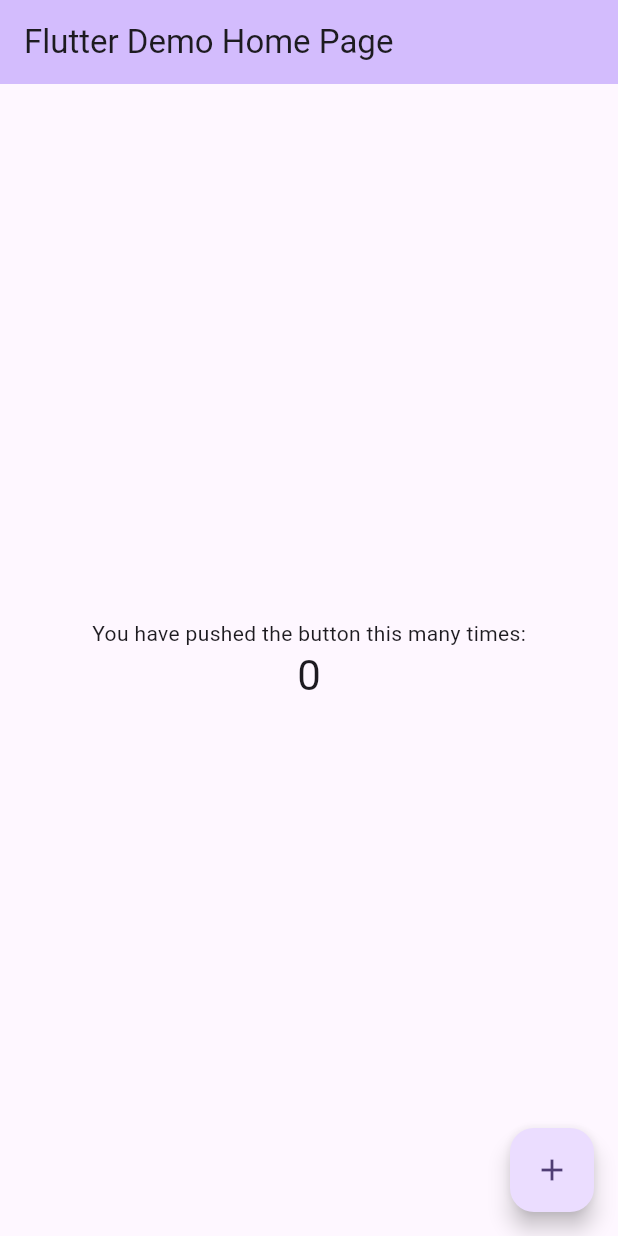
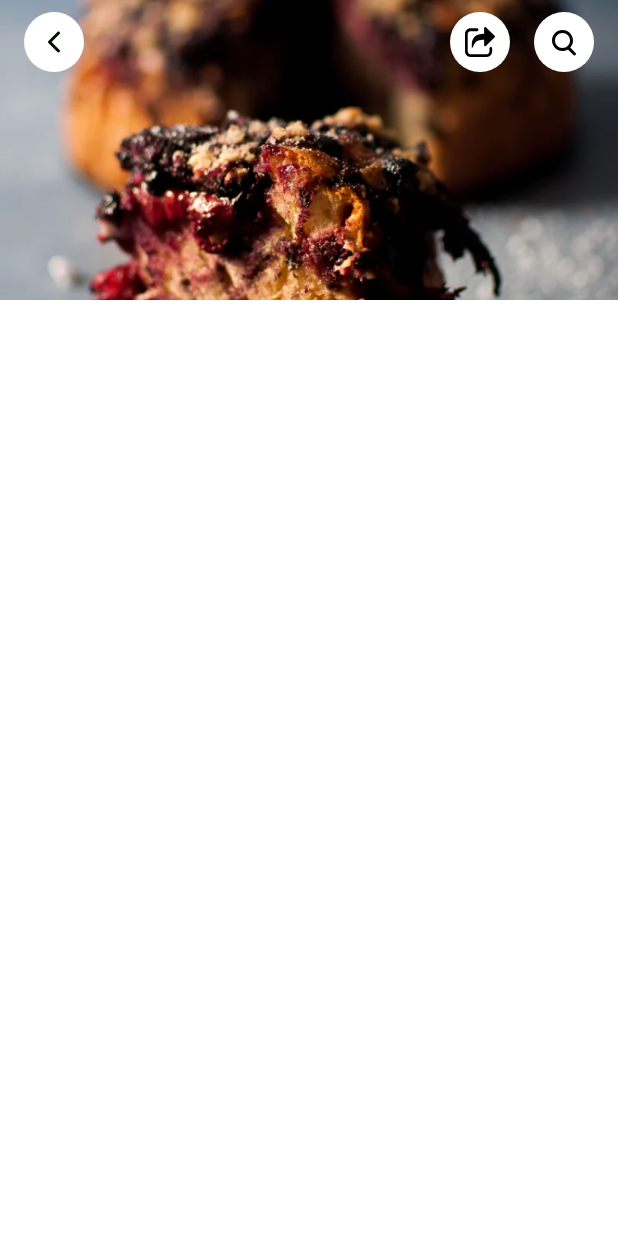
Before and after one commit to NomadHuns/Restaurant_App, a Flutter app: the screen it shows after launch, on a phone screen of 412 x 824 dp. Run offline on Flutter 3.47's test engine with Material 2 defaults, Android fonts, the phone set to English and light mode, and no system bars; our stand-ins replace flutter_svg.

Commit message:
앱바 구현

```diff
--- a/lib/main.dart
+++ b/lib/main.dart
@@ -1,125 +1,24 @@
 import 'package:flutter/material.dart';
+import 'package:restaurant/restaurant_page.dart';
 
 void main() {
   runApp(const MyApp());
 }
 
 class MyApp extends StatelessWidget {
-  const MyApp({super.key});
+  const MyApp({Key? key}) : super(key: key);
 
   // This widget is the root of your application.
   @override
   Widget build(BuildContext context) {
     return MaterialApp(
-      title: 'Flutter Demo',
+      debugShowCheckedModeBanner: false,
+      title: 'The Flutter Way',
       theme: ThemeData(
-        // This is the theme of your application.
-        //
-        // TRY THIS: Try running your application with "flutter run". You'll see
-        // the application has a blue toolbar. Then, without quitting the app,
-        // try changing the seedColor in the colorScheme below to Colors.green
-        // and then invoke "hot reload" (save your changes or press the "hot
-        // reload" button in a Flutter-supported IDE, or press "r" if you used
-        // the command line to start the app).
-        //
-        // Notice that the counter didn't reset back to zero; the application
-        // state is not lost during the reload. To reset the state, use hot
-        // restart instead.
-        //
-        // This works for code too, not just values: Most code changes can be
-        // tested with just a hot reload.
-        colorScheme: ColorScheme.fromSeed(seedColor: Colors.deepPurple),
-        useMaterial3: true,
+        scaffoldBackgroundColor: Colors.white,
+        primarySwatch: Colors.blue,
       ),
-      home: const MyHomePage(title: 'Flutter Demo Home Page'),
+      home: const RestaurantPage(),
     );
   }
 }
-
-class MyHomePage extends StatefulWidget {
-  const MyHomePage({super.key, required this.title});
-
-  // This widget is the home page of your application. It is stateful, meaning
-  // that it has a State object (defined below) that contains fields that affect
-  // how it looks.
-
-  // This class is the configuration for the state. It holds the values (in this
-  // case the title) provided by the parent (in this case the App widget) and
-  // used by the build method of the State. Fields in a Widget subclass are
-  // always marked "final".
-
-  final String title;
-
-  @override
-  State<MyHomePage> createState() => _MyHomePageState();
-}
-
-class _MyHomePageState extends State<MyHomePage> {
-  int _counter = 0;
-
-  void _incrementCounter() {
-    setState(() {
-      // This call to setState tells the Flutter framework that something has
-      // changed in this State, which causes it to rerun the build method below
-      // so that the display can reflect the updated values. If we changed
-      // _counter without calling setState(), then the build method would not be
-      // called again, and so nothing would appear to happen.
-      _counter++;
-    });
-  }
-
-  @override
-  Widget build(BuildContext context) {
-    // This method is rerun every time setState is called, for instance as done
-    // by the _incrementCounter method above.
-    //
-    // The Flutter framework has been optimized to make rerunning build methods
-    // fast, so that you can just rebuild anything that needs updating rather
-    // than having to individually change instances of widgets.
-    return Scaffold(
-      appBar: AppBar(
-        // TRY THIS: Try changing the color here to a specific color (to
-        // Colors.amber, perhaps?) and trigger a hot reload to see the AppBar
-        // change color while the other colors stay the same.
-        backgroundColor: Theme.of(context).colorScheme.inversePrimary,
-        // Here we take the value from the MyHomePage object that was created by
-        // the App.build method, and use it to set our appbar title.
-        title: Text(widget.title),
-      ),
-      body: Center(
-        // Center is a layout widget. It takes a single child and positions it
-        // in the middle of the parent.
-        child: Column(
-          // Column is also a layout widget. It takes a list of children and
-          // arranges them vertically. By default, it sizes itself to fit its
-          // children horizontally, and tries to be as tall as its parent.
-          //
-          // Column has various properties to control how it sizes itself and
-          // how it positions its children. Here we use mainAxisAlignment to
-          // center the children vertically; the main axis here is the vertical
-          // axis because Columns are vertical (the cross axis would be
-          // horizontal).
-          //
-          // TRY THIS: Invoke "debug painting" (choose the "Toggle Debug Paint"
-          // action in the IDE, or press "p" in the console), to see the
-          // wireframe for each widget.
-          mainAxisAlignment: MainAxisAlignment.center,
-          children: <Widget>[
-            const Text(
-              'You have pushed the button this many times:',
-            ),
-            Text(
-              '$_counter',
-              style: Theme.of(context).textTheme.headlineMedium,
-            ),
-          ],
-        ),
-      ),
-      floatingActionButton: FloatingActionButton(
-        onPressed: _incrementCounter,
-        tooltip: 'Increment',
-        child: const Icon(Icons.add),
-      ), // This trailing comma makes auto-formatting nicer for build methods.
-    );
-  }
-}
--- /dev/null
+++ b/lib/restaurant_page.dart
@@ -0,0 +1,22 @@
+import 'package:flutter/material.dart';
+import 'package:restaurant/components/restaurant_appbar.dart';
+
+class RestaurantPage extends StatefulWidget {
+  const RestaurantPage({Key? key}) : super(key: key);
+
+  @override
+  State<RestaurantPage> createState() => _RestaurantPageState();
+}
+
+class _RestaurantPageState extends State<RestaurantPage> {
+  @override
+  Widget build(BuildContext context) {
+    return Scaffold(
+      body: CustomScrollView(
+        slivers: [
+          RestaurantAppbar(),
+        ],
+      ),
+    );
+  }
+}
```
Also changed, not shown: lib/components/restaurant_appbar.dart (added, +45 -0 lines), lib/models/menu.dart (added, +153 -0 lines).
